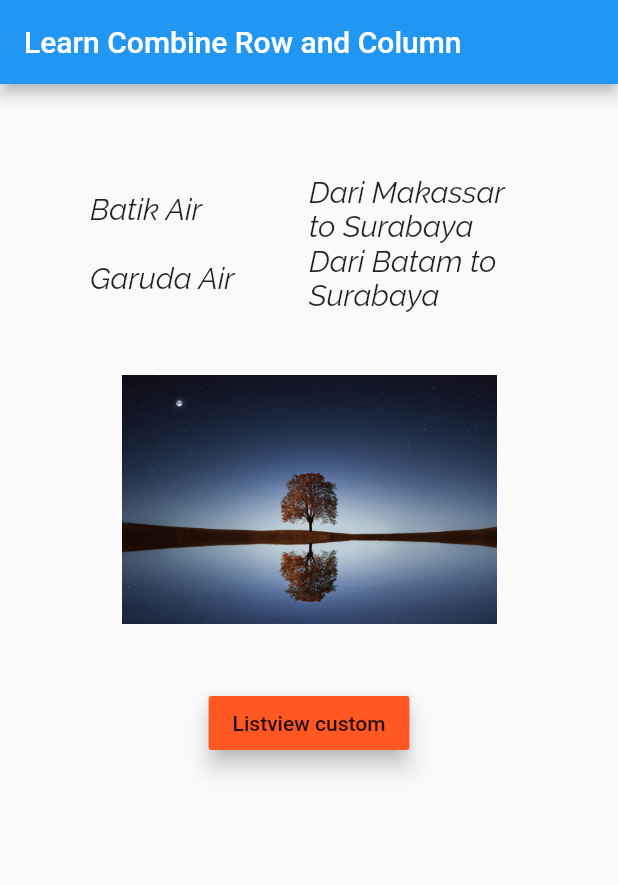
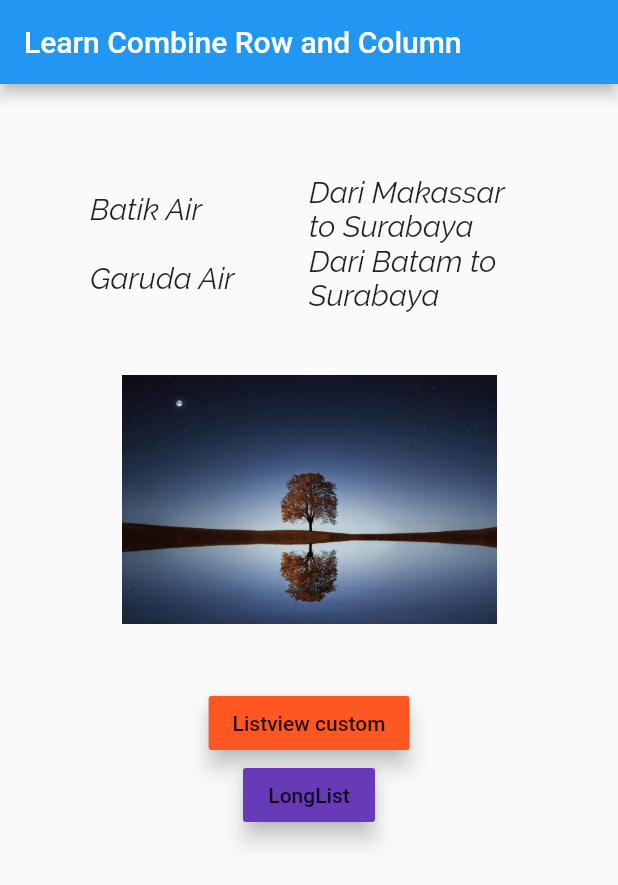
Before and after one commit to alfirajessica/UI_dart, a Flutter app: the screen it shows after launch, on a phone screen of 412 x 824 dp. Shown: the top 885 px of the screen. Run offline on Flutter 3.47's test engine with Material 2 defaults, Android fonts, the phone set to English and light mode, and no system bars.

Commit message:
add longlist

```diff
--- a/lib/app_screens/Combinerowcol.dart
+++ b/lib/app_screens/Combinerowcol.dart
@@ -1,5 +1,6 @@
 import 'package:flutter/material.dart';
 import 'package:ui_dart/app_screens/Listview.dart';
+import 'package:ui_dart/app_screens/Longlist.dart';
 
 //-------------------Column------------------------------
 class Combinerowcol extends StatelessWidget {
@@ -85,13 +86,15 @@ class Buttonbook extends StatelessWidget {
   @override
   Widget build(BuildContext context) {
     return Container(
-      child: RaisedButton(
+        child: Column(
+      children: <Widget>[
+        RaisedButton(
           color: Colors.deepOrange,
           child: Text("Listview custom"),
           elevation: 6.0,
           onPressed: () {
             //bookFlight(context); //call alertdialog
-          // pindah ke halaman lain
+            // pindah ke halaman Listview.dart
             Navigator.push(
                 context,
                 MaterialPageRoute(
@@ -99,7 +102,22 @@ class Buttonbook extends StatelessWidget {
                 ));
           },
         ),
-    );
+        RaisedButton(
+          color: Colors.deepPurple,
+          child: Text("LongList"),
+          elevation: 6.0,
+          onPressed: () {
+            //bookFlight(context); //call alertdialog
+            // pindah ke halaman Longlist.dart
+            Navigator.push(
+                context,
+                MaterialPageRoute(
+                  builder: (context) => Longlist(),
+                ));
+          },
+        ),
+      ],
+    ));
   }
 }
 
```
Also changed, not shown: lib/app_screens/Longlist.dart (added, +46 -0 lines). Lines whose indentation alone changed are shown as unchanged.
